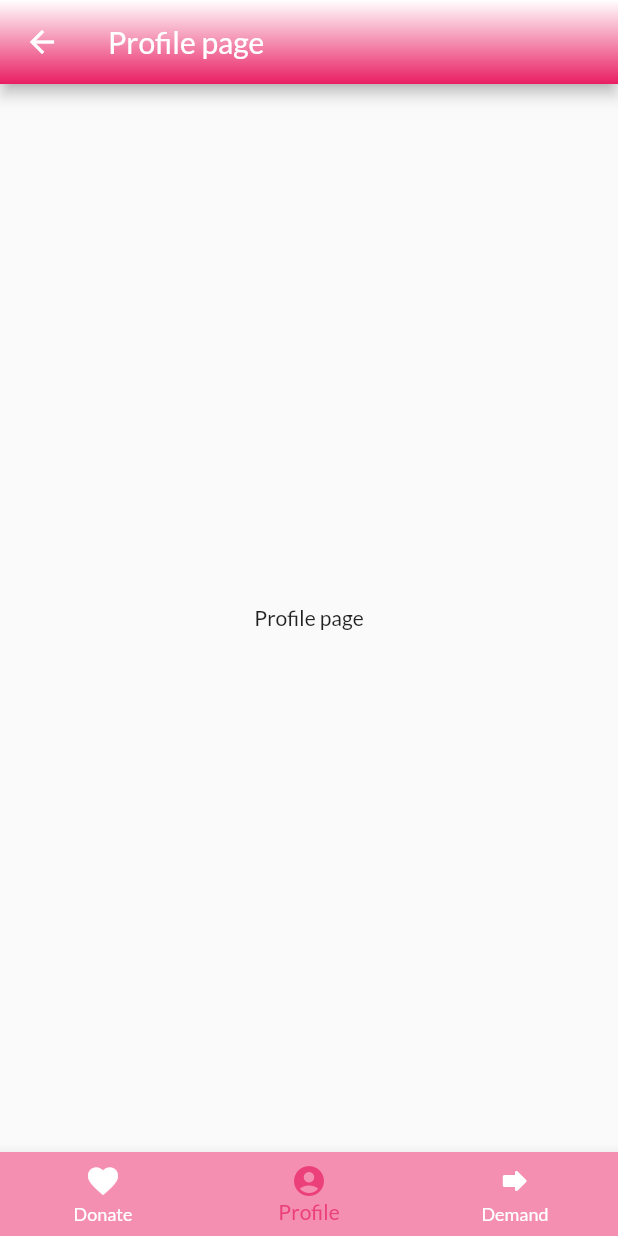
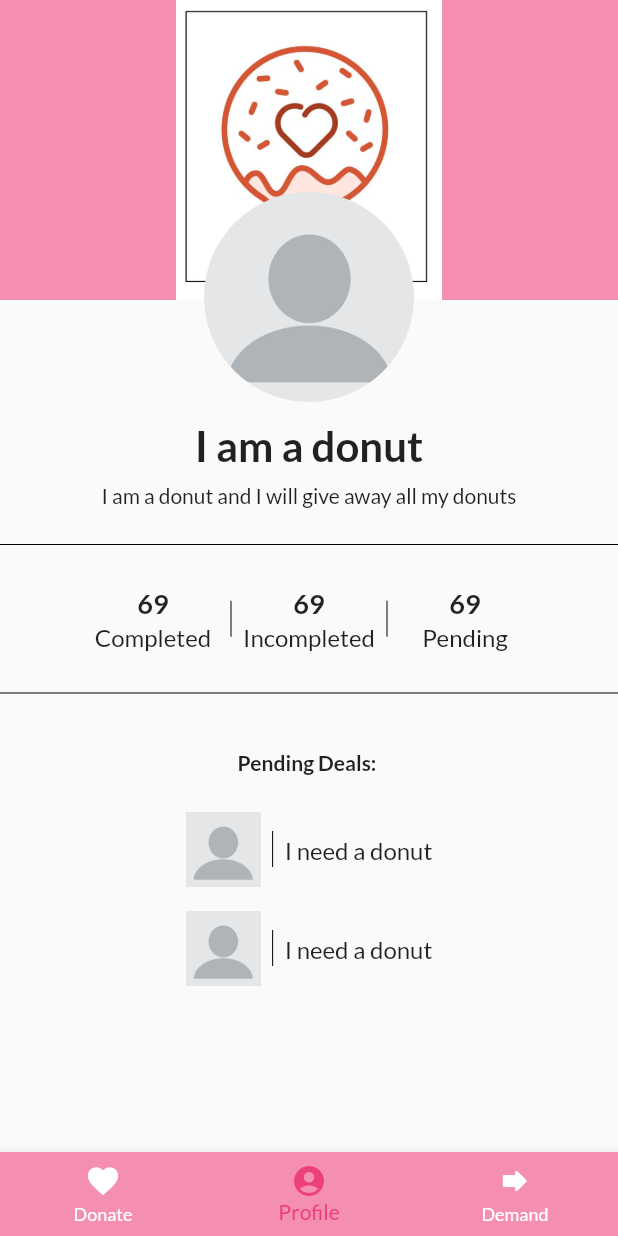
Before and after one commit to HCI-Project-Work-Shucks/donut-mobile, a Flutter app: the Home screen opened directly, on a phone screen of 412 x 824 dp. Run offline on Flutter 3.47's test engine with Material 2 defaults, Android fonts, the phone set to English and light mode, and no system bars; our stand-ins replace flutter_signin_button, google_fonts.

Commit message:
add profile page

```diff
--- a/lib/src/homepage/home.dart
+++ b/lib/src/homepage/home.dart
@@ -2,7 +2,7 @@ import 'package:flutter/material.dart';
 
 import 'package:donut/src/homepage/demand.dart';
 import 'package:donut/src/homepage/donate.dart';
-import 'package:donut/src/homepage/profile.dart';
+import 'package:donut/src/homepage/profile/profile_main.dart';
 
 class Home extends StatefulWidget {
   const Home({Key? key}) : super(key: key);
@@ -15,7 +15,7 @@ class _Home extends State<Home> {
   int _current_index = 1;
   final List<Widget> _children = [
     DonatePage(),
-    ProfilePage(),
+    profileMain(),
     DemandPage(),
   ];
   void onTappedBar(int index) {
--- a/lib/src/homepage/profile.dart
+++ /dev/null
@@ -1,30 +0,0 @@
-import 'package:flutter/material.dart';
-
-class ProfilePage extends StatefulWidget {
-  const ProfilePage({Key? key}) : super(key: key);
-
-  @override
-  _ProfilePage createState() => _ProfilePage();
-}
-
-class _ProfilePage extends State<ProfilePage> {
-  @override
-  Widget build(BuildContext context) {
-    return new Scaffold(
-      appBar: new AppBar(
-        title: new Text('Profile page'),
-        flexibleSpace: Container(
-          decoration: const BoxDecoration(
-            gradient: LinearGradient(
-                begin: Alignment.topCenter,
-                end: Alignment.bottomCenter,
-                colors: <Color>[Colors.white, Colors.pink]),
-          ),
-        ),
-      ),
-      body: new Center(
-        child: new Text('Profile page'),
-      ),
-    );
-  }
-}
--- /dev/null
+++ b/lib/src/homepage/profile/chat.dart
@@ -0,0 +1,15 @@
+import 'package:flutter/material.dart';
+
+class chat extends StatefulWidget {
+  const chat({Key? key}) : super(key: key);
+
+  @override
+  State<chat> createState() => _chatState();
+}
+
+class _chatState extends State<chat> {
+  @override
+  Widget build(BuildContext context) {
+    return Container();
+  }
+}
--- /dev/null
+++ b/lib/src/homepage/profile/numberswidget.dart
@@ -0,0 +1,50 @@
+import 'package:flutter/material.dart';
+
+class NumbersWidget extends StatelessWidget {
+  const NumbersWidget({Key? key}) : super(key: key);
+  final value1 = 69;
+  final value2 = 69;
+  final value3 = 69;
+
+  @override
+  Widget build(BuildContext context) => Row(
+        mainAxisAlignment: MainAxisAlignment.center,
+        children: <Widget>[
+          buildButton(text: 'Completed', value: value1),
+          buildDivider(),
+          buildButton(text: 'Incompleted', value: value2),
+          buildDivider(),
+          buildButton(text: 'Pending', value: value3),
+        ],
+      );
+  Widget buildDivider() => Container(
+        height: 24,
+        child: const VerticalDivider(
+          color: Colors.black,
+        ),
+      );
+  Widget buildButton({required String text, required int value}) =>
+      MaterialButton(
+        padding: const EdgeInsets.symmetric(vertical: 4),
+        onPressed: () {},
+        materialTapTargetSize: MaterialTapTargetSize.shrinkWrap,
+        child: Column(
+          mainAxisSize: MainAxisSize.min,
+          mainAxisAlignment: MainAxisAlignment.start,
+          children: <Widget>[
+            Text(
+              '$value',
+              style: const TextStyle(
+                fontWeight: FontWeight.bold,
+                fontSize: 18,
+              ),
+            ),
+            const SizedBox(height: 2),
+            Text(
+              text,
+              style: TextStyle(fontSize: 16),
+            ),
+          ],
+        ),
+      );
+}
--- /dev/null
+++ b/lib/src/homepage/profile/profile_main.dart
@@ -0,0 +1,113 @@
+import 'package:flutter/material.dart';
+
+import 'package:donut/src/homepage/profile/numberswidget.dart';
+import 'package:donut/src/homepage/profile/textbox.dart';
+
+class profileMain extends StatefulWidget {
+  const profileMain({Key? key}) : super(key: key);
+
+  @override
+  State<profileMain> createState() => _profileMainState();
+}
+
+class _profileMainState extends State<profileMain> {
+  final double coverHeight = 200;
+  final double profileHeight = 144;
+  final profileCover = 'assets/images/profile_bg.jpeg';
+  final profileImage = 'assets/images/profile_pic.jpeg';
+
+  @override
+  Widget build(BuildContext context) {
+    return Scaffold(
+      body: ListView(
+        padding: EdgeInsets.zero,
+        children: <Widget>[
+          buildTop(),
+          buildContent(),
+        ],
+      ),
+    );
+  }
+
+  Widget buildTop() {
+    final bottom = profileHeight / 2;
+    final top = coverHeight - bottom;
+
+    return Stack(
+      clipBehavior: Clip.none,
+      alignment: Alignment.center,
+      children: [
+        Container(
+          margin: EdgeInsets.only(bottom: bottom),
+          child: buildProfileCover(),
+        ),
+        Positioned(
+          top: top,
+          child: buildProfileImage(),
+        ),
+        Positioned(
+          top: 500,
+          child: buildTexting(),
+        ),
+      ],
+    );
+  }
+
+  Widget buildProfileCover() => Container(
+        color: Colors.pink[200],
+        child: Image.asset(
+          profileCover,
+          width: double.infinity,
+          height: coverHeight,
+        ),
+      );
+  Widget buildProfileImage() => ClipOval(
+        child: Image.asset(
+          profileImage,
+          fit: BoxFit.cover,
+          width: 140.0,
+          height: 140.0,
+        ),
+      );
+  Widget buildContent() => Column(
+        children: const [
+          SizedBox(height: 8),
+          Text(
+            'I am a donut',
+            style: TextStyle(fontSize: 28, fontWeight: FontWeight.bold),
+          ),
+          SizedBox(height: 8),
+          Text(
+            'I am a donut and I will give away all my donuts',
+            textAlign: TextAlign.center,
+          ),
+          SizedBox(height: 16),
+          Divider(
+            color: Colors.black,
+          ),
+          SizedBox(height: 16),
+          NumbersWidget(),
+          SizedBox(height: 16),
+          Divider(
+            color: Colors.black,
+          ),
+        ],
+      );
+
+  Widget buildTexting() => Column(
+        children: const [
+          Text(
+            'Pending Deals: ',
+            style: TextStyle(fontSize: 14, fontWeight: FontWeight.bold),
+          ),
+          Divider(
+            thickness: 1,
+            color: Colors.black,
+          ),
+          SizedBox(height: 8),
+          TextBox(),
+          Divider(),
+          TextBox(),
+        ],
+      );
+}
--- /dev/null
+++ b/lib/src/homepage/profile/textbox.dart
@@ -0,0 +1,48 @@
+import 'package:flutter/material.dart';
+
+class TextBox extends StatelessWidget {
+  const TextBox({Key? key}) : super(key: key);
+  final username = 'I need a donut';
+  final userpfp = 'assets/images/profile_pic.jpeg';
+  @override
+  Widget build(BuildContext context) => Row(
+        mainAxisAlignment: MainAxisAlignment.center,
+        children: <Widget>[
+          userPfp(),
+          buildDivider(),
+          buildButton(text: username),
+        ],
+      );
+  Widget userPfp() {
+    return Image.asset(
+      userpfp,
+      fit: BoxFit.cover,
+      width: 50.0,
+      height: 50.0,
+    );
+  }
+
+  Widget buildDivider() => Container(
+        height: 24,
+        child: const VerticalDivider(
+          color: Colors.black,
+        ),
+      );
+
+  Widget buildButton({required String text}) => MaterialButton(
+        padding: const EdgeInsets.symmetric(vertical: 4),
+        onPressed: () {},
+        materialTapTargetSize: MaterialTapTargetSize.shrinkWrap,
+        child: Column(
+          mainAxisSize: MainAxisSize.min,
+          mainAxisAlignment: MainAxisAlignment.start,
+          children: <Widget>[
+            const SizedBox(height: 2),
+            Text(
+              text,
+              style: const TextStyle(fontSize: 16),
+            ),
+          ],
+        ),
+      );
+}
--- a/pubspec.yaml
+++ b/pubspec.yaml
@@ -64,7 +64,9 @@ flutter:
   # included with your application, so that you can use the icons in
   # the material Icons class.
   uses-material-design: true
-
+  assets:
+    - assets/images/profile_bg.jpeg
+    - assets/images/profile_pic.jpeg
   # To add assets to your application, add an assets section, like this:
   # assets:
   #   - images/a_dot_burr.jpeg
```
Also changed, not shown: assets/images/profile_bg.jpeg (added), assets/images/profile_pic.jpeg (added), 2 other files.
